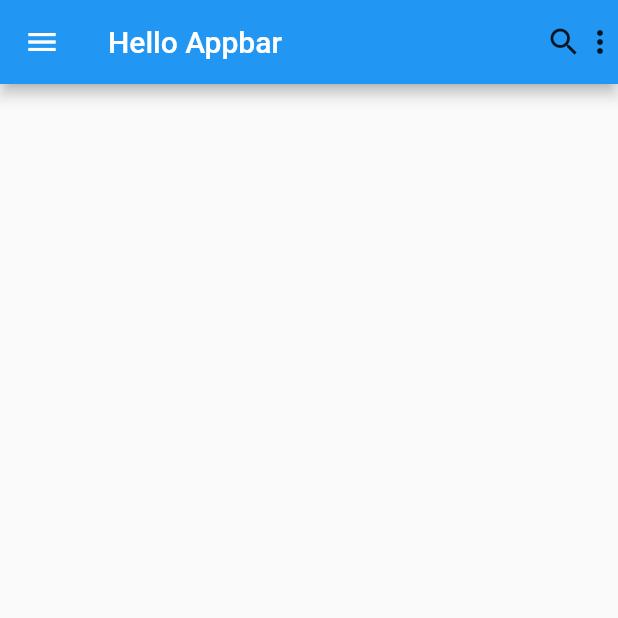
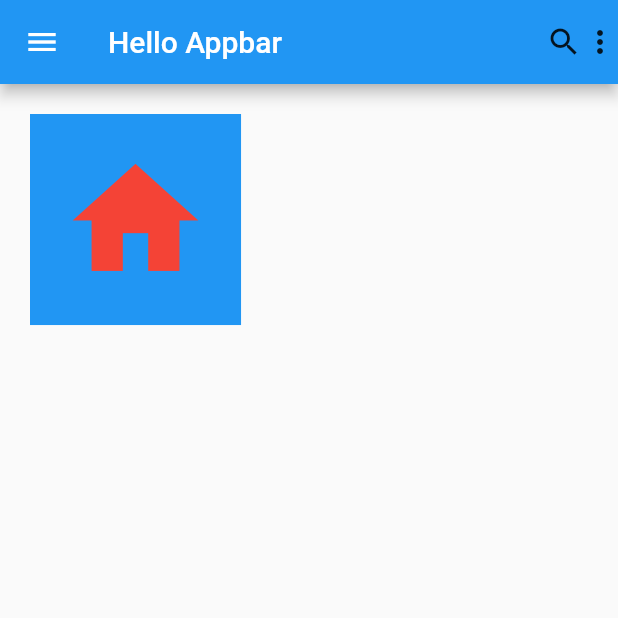
Before and after one commit to nawir177/nawir_177, a Flutter app: the screen it shows after launch, on a phone screen of 412 x 824 dp, the top half of it. Run offline on Flutter 3.47's test engine with Material 2 defaults, Android fonts, the phone set to English and light mode, and no system bars.

Commit message:
elakukan perubahan

```diff
--- a/lib/main.dart
+++ b/lib/main.dart
@@ -35,6 +35,16 @@ class Home extends StatelessWidget {
         ],
         leading: Icon(Icons.menu),
       ),
+      body: Container(
+        color: Colors.blue,
+        margin: EdgeInsets.symmetric(vertical: 20, horizontal: 20),
+        padding: EdgeInsets.all(20),
+        child: Icon(
+          Icons.home,
+          color: Colors.red,
+          size: 100.70,
+        ),
+      ),
     );
   }
 }
```
